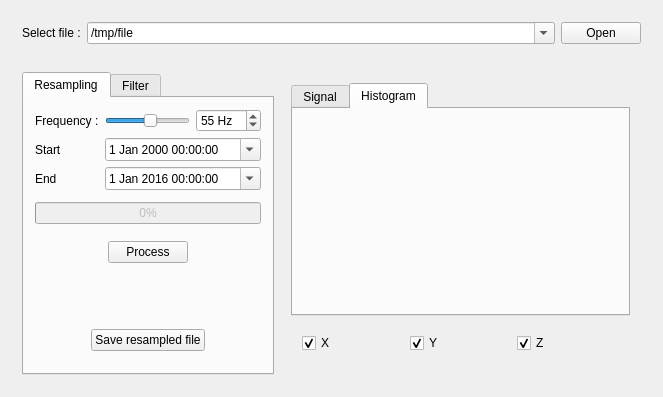
First picture: the form in ipiwolf/mainwindow.ui, repository vstebe/ipiwolf, before the edit.
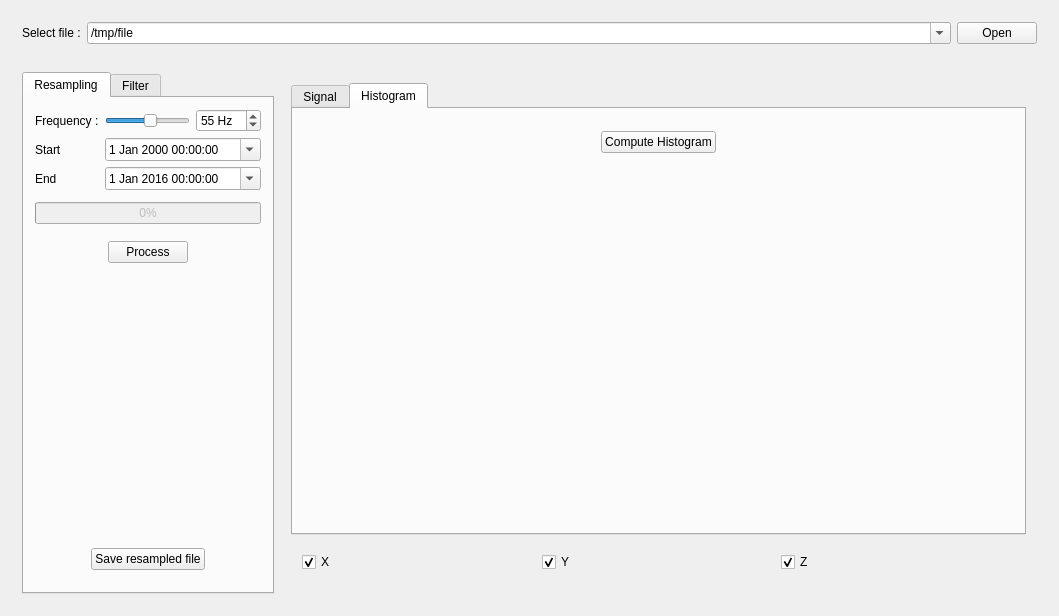
Second picture: the form after the edit. Icons and pictures are not drawn. Custom widgets are drawn as their Qt base class.

Commit message: histogram presque fonctionnel

Patch:
```diff
--- a/ipiwolf/mainwindow.ui
+++ b/ipiwolf/mainwindow.ui
@@ -6,8 +6,8 @@
    <rect>
     <x>0</x>
     <y>0</y>
-    <width>663</width>
-    <height>397</height>
+    <width>1059</width>
+    <height>616</height>
    </rect>
   </property>
   <property name="windowTitle">
@@ -374,6 +374,45 @@
               <string>Histogram</string>
              </attribute>
              <layout class="QVBoxLayout" name="verticalLayout_6">
+              <item>
+               <widget class="QWidget" name="widget_8" native="true">
+                <layout class="QHBoxLayout" name="horizontalLayout_6">
+                 <item>
+                  <spacer name="horizontalSpacer_5">
+                   <property name="orientation">
+                    <enum>Qt::Horizontal</enum>
+                   </property>
+                   <property name="sizeHint" stdset="0">
+                    <size>
+                     <width>280</width>
+                     <height>20</height>
+                    </size>
+                   </property>
+                  </spacer>
+                 </item>
+                 <item>
+                  <widget class="QPushButton" name="btnProcessHistogram">
+                   <property name="text">
+                    <string>Compute Histogram</string>
+                   </property>
+                  </widget>
+                 </item>
+                 <item>
+                  <spacer name="horizontalSpacer_6">
+                   <property name="orientation">
+                    <enum>Qt::Horizontal</enum>
+                   </property>
+                   <property name="sizeHint" stdset="0">
+                    <size>
+                     <width>280</width>
+                     <height>20</height>
+                    </size>
+                   </property>
+                  </spacer>
+                 </item>
+                </layout>
+               </widget>
+              </item>
               <item>
                <widget class="HistogramGraph" name="_histogramGraph" native="true">
                 <property name="sizePolicy">
```
The commit also changes 14 other files.
